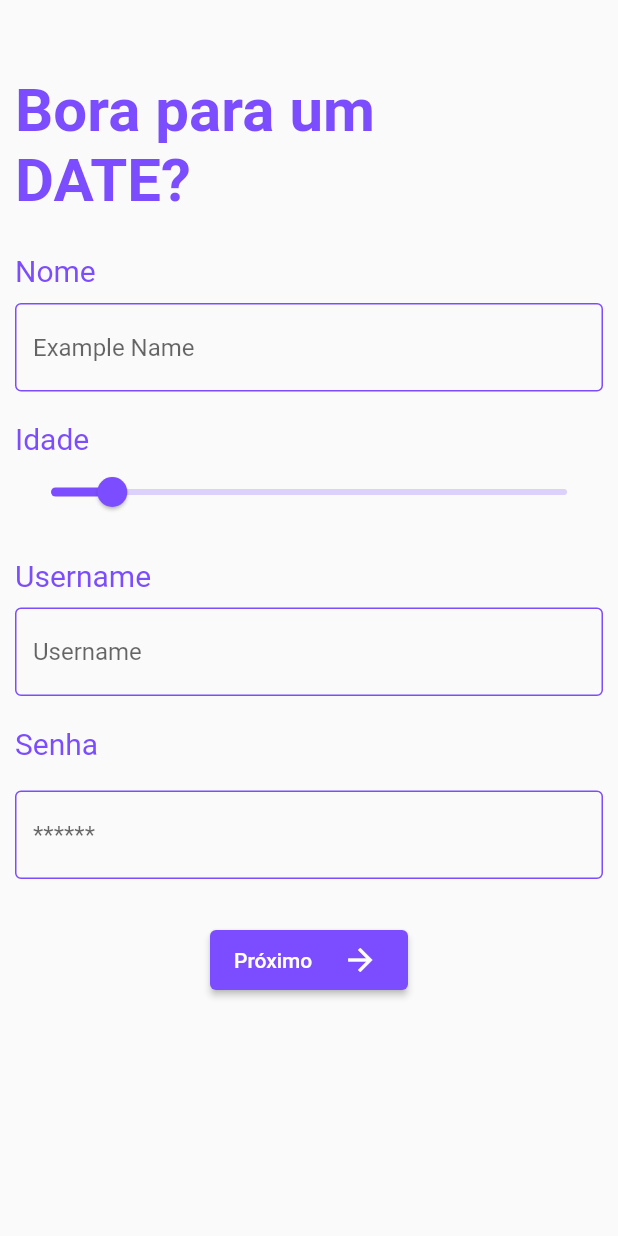
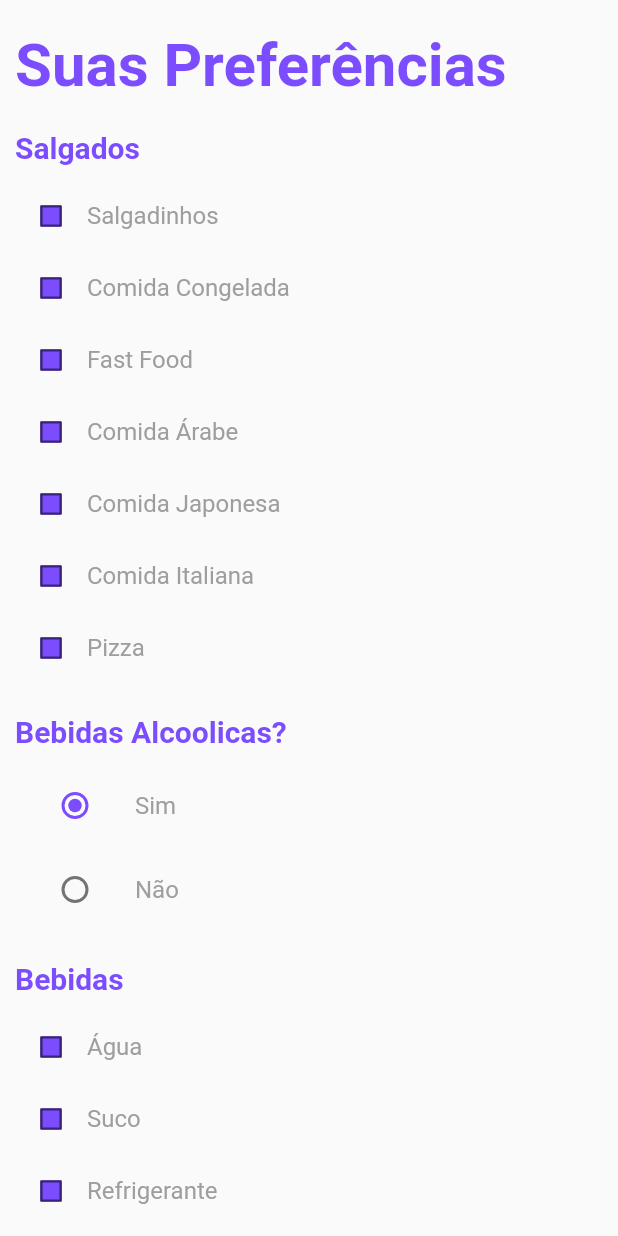
Before and after one commit to joao-vitor-machado/date-ideas-app, a Flutter app: the screen it shows after launch, on a phone screen of 412 x 824 dp. Run offline on Flutter 3.47's test engine with Material 2 defaults, Android fonts, the phone set to English and light mode, and no system bars; our stand-ins replace bloc.

Commit message:
TelaPreferencias Finalizada

```diff
--- /dev/null
+++ b/lib/bloc/radio_button_bloc.dart
@@ -0,0 +1,19 @@
+import 'package:bloc/bloc.dart';
+
+class RadioButtonBloc extends Bloc<RadioButtonEvent, RadioButtonState> {
+  RadioButtonBloc(RadioButtonState initialState) : super(initialState) {
+    on<Disabled>((event, emit) => emit(RadioButtonState(estado: false)));
+    on<Enabled>((event, emit) => emit(RadioButtonState(estado: true)));
+  }
+}
+
+class RadioButtonState {
+  bool estado;
+  RadioButtonState({this.estado = false});
+}
+
+abstract class RadioButtonEvent {}
+
+class Disabled extends RadioButtonEvent {}
+
+class Enabled extends RadioButtonEvent {}
--- a/lib/main.dart
+++ b/lib/main.dart
@@ -1,6 +1,7 @@
 import 'package:flutter/material.dart';
 import 'package:trabalho_fibal_mob_2022/view/login_screen.dart';
 import 'view/cadastro_screen.dart';
+import 'view/preferencias_screen.dart';
 
 void main() {
   runApp(const MyApp());
@@ -14,10 +15,11 @@ class MyApp extends StatelessWidget {
   @override
   Widget build(BuildContext context) {
     return MaterialApp(
-      initialRoute: "/cadastro",
+      initialRoute: "/preferencias",
       routes: {
         LoginScreen.route: (context) => const LoginScreen(),
         CadastroScreen.route: (context) => CadastroScreen(),
+        PreferenciasScreen.route: (context) => PreferenciasScreen(),
       },
       title: 'Flutter Demo',
       theme: tema.copyWith(
--- /dev/null
+++ b/lib/view/preferencias_screen.dart
@@ -0,0 +1,413 @@
+import 'package:flutter/material.dart';
+//import 'package:flutter_bloc/flutter_bloc.dart';
+import 'package:trabalho_fibal_mob_2022/widgets/checkbox_widget.dart';
+import 'package:trabalho_fibal_mob_2022/widgets/radio_button_widget.dart';
+import 'package:trabalho_fibal_mob_2022/widgets/drop_down_widget.dart';
+//import 'package:trabalho_fibal_mob_2022/bloc/radio_button_bloc.dart';
+
+class PreferenciasScreen extends StatelessWidget {
+  static const route = "/preferencias";
+
+  final GlobalKey<FormState> formKey = GlobalKey<FormState>();
+
+  PreferenciasScreen({Key? key}) : super(key: key);
+
+  final CheckBox checkBox = const CheckBox();
+  final RadioButton radioButton1 = RadioButton();
+  final RadioButton radioButton2 = RadioButton();
+  final DropDown dropDown = const DropDown();
+  //final RadioButtonBloc radioButtonBloc = RadioButtonBloc(RadioButtonState());
+
+  @override
+  Widget build(BuildContext context) {
+    //RadioButtonBloc bloc = BlocProvider.of<RadioButtonBloc>(context);
+
+    return Scaffold(
+      body: Container(
+          padding: const EdgeInsets.fromLTRB(10, 20, 10, 0),
+          child: ListView(children: [
+            Container(
+                child: const Text(
+              "Suas Preferências",
+              style: TextStyle(
+                  fontWeight: FontWeight.bold,
+                  fontSize: 40,
+                  color: Colors.deepPurpleAccent),
+            )),
+            const SizedBox(
+              height: 20,
+            ),
+            Container(
+                child: const Text("Salgados",
+                    style: TextStyle(
+                        fontWeight: FontWeight.bold,
+                        fontSize: 20,
+                        color: Colors.deepPurpleAccent))),
+            const SizedBox(
+              height: 10,
+            ),
+            Container(
+              child: Column(
+                children: [
+                  Row(
+                    children: [
+                      Transform.scale(scale: 0.8, child: checkBox),
+                      const Text("Salgadinhos",
+                          style: TextStyle(fontSize: 16, color: Colors.grey)),
+                    ],
+                  ),
+                  Row(
+                    children: [
+                      Transform.scale(scale: 0.8, child: checkBox),
+                      const Text("Comida Congelada",
+                          style: TextStyle(fontSize: 16, color: Colors.grey)),
+                    ],
+                  ),
+                  Row(
+                    children: [
+                      Transform.scale(scale: 0.8, child: checkBox),
+                      const Text("Fast Food",
+                          style: TextStyle(fontSize: 16, color: Colors.grey)),
+                    ],
+                  ),
+                  Row(
+                    children: [
+                      Transform.scale(scale: 0.8, child: checkBox),
+                      const Text("Comida Árabe",
+                          style: TextStyle(fontSize: 16, color: Colors.grey)),
+                    ],
+                  ),
+                  Row(
+                    children: [
+                      Transform.scale(scale: 0.8, child: checkBox),
+                      const Text("Comida Japonesa",
+                          style: TextStyle(fontSize: 16, color: Colors.grey)),
+                    ],
+                  ),
+                  Row(
+                    children: [
+                      Transform.scale(scale: 0.8, child: checkBox),
+                      const Text("Comida Italiana",
+                          style: TextStyle(fontSize: 16, color: Colors.grey)),
+                    ],
+                  ),
+                  Row(
+                    children: [
+                      Transform.scale(scale: 0.8, child: checkBox),
+                      const Text("Pizza",
+                          style: TextStyle(fontSize: 16, color: Colors.grey)),
+                    ],
+                  ),
+                ],
+              ),
+            ),
+            const SizedBox(
+              height: 20,
+            ),
+            Container(
+              child: const Text("Bebidas Alcoolicas?",
+                  style: TextStyle(
+                      fontWeight: FontWeight.bold,
+                      fontSize: 20,
+                      color: Colors.deepPurpleAccent)),
+            ),
+            const SizedBox(
+              height: 10,
+            ),
+            Container(
+              child: radioButton1,
+            ),
+            /*Radio(
+              value: true,
+              groupValue: radioButton.alcohol,
+              onChanged: (value) {
+                if (value == true) {
+                  bloc.add(Enabled());
+                } else {
+                  bloc.add(Disabled());
+                }
+              },
+            ),*/
+            const SizedBox(
+              height: 20,
+            ),
+            Container(
+                child: const Text("Bebidas",
+                    style: TextStyle(
+                        fontWeight: FontWeight.bold,
+                        fontSize: 20,
+                        color: Colors.deepPurpleAccent))),
+            const SizedBox(
+              height: 10,
+            ),
+            Container(
+              child: Column(
+                children: [
+                  Row(
+                    children: [
+                      Transform.scale(scale: 0.8, child: checkBox),
+                      const Text("Água",
+                          style: TextStyle(fontSize: 16, color: Colors.grey)),
+                    ],
+                  ),
+                  Row(
+                    children: [
+                      Transform.scale(scale: 0.8, child: checkBox),
+                      const Text("Suco",
+                          style: TextStyle(fontSize: 16, color: Colors.grey)),
+                    ],
+                  ),
+                  Row(
+                    children: [
+                      Transform.scale(scale: 0.8, child: checkBox),
+                      const Text("Refrigerante",
+                          style: TextStyle(fontSize: 16, color: Colors.grey)),
+                    ],
+                  ),
+                  //bebidas alcoolicas aqui
+                  /*BlocBuilder<RadioButtonBloc, RadioButtonState>(
+                      builder: (context, state) {
+                    RadioButtonBloc bloc =
+                        BlocProvider.of<RadioButtonBloc>(context);
+                    return radioButton.alcohol == Alcohol.sim
+                        ? enableCheckBox()
+                        : const SizedBox(
+                            height: 20,
+                          );
+                    /*Radio(
+                      value: true,
+                      groupValue: radioButton.alcohol,
+                      onChanged: (value) {
+                        if (value == true) {
+                          bloc.add(Enabled());
+                        } else {
+                          bloc.add(Disabled());
+                        }
+                      },
+                    );*/
+                  }),*/
+                ],
+              ),
+            ),
+            const SizedBox(
+              height: 20,
+            ),
+            Container(
+                child: const Text("Doces",
+                    style: TextStyle(
+                        fontWeight: FontWeight.bold,
+                        fontSize: 20,
+                        color: Colors.deepPurpleAccent))),
+            const SizedBox(
+              height: 10,
+            ),
+            Container(
+              child: Column(
+                children: [
+                  Row(
+                    children: [
+                      Transform.scale(scale: 0.8, child: checkBox),
+                      const Text("Chocolate",
+                          style: TextStyle(fontSize: 16, color: Colors.grey)),
+                    ],
+                  ),
+                  Row(
+                    children: [
+                      Transform.scale(scale: 0.8, child: checkBox),
+                      const Text("Sorvete",
+                          style: TextStyle(fontSize: 16, color: Colors.grey)),
+                    ],
+                  ),
+                  Row(
+                    children: [
+                      Transform.scale(scale: 0.8, child: checkBox),
+                      const Text("Brownie",
+                          style: TextStyle(fontSize: 16, color: Colors.grey)),
+                    ],
+                  ),
+                  Row(
+                    children: [
+                      Transform.scale(scale: 0.8, child: checkBox),
+                      const Text("Cookie",
+                          style: TextStyle(fontSize: 16, color: Colors.grey)),
+                    ],
+                  ),
+                  Row(
+                    children: [
+                      Transform.scale(scale: 0.8, child: checkBox),
+                      const Text("Açaí",
+                          style: TextStyle(fontSize: 16, color: Colors.grey)),
+                    ],
+                  ),
+                  Row(
+                    children: [
+                      Transform.scale(scale: 0.8, child: checkBox),
+                      const Text("Bolo",
+                          style: TextStyle(fontSize: 16, color: Colors.grey)),
+                    ],
+                  ),
+                ],
+              ),
+            ),
+            const SizedBox(
+              height: 20,
+            ),
+            Container(
+                child: const Text("Atividades",
+                    style: TextStyle(
+                        fontWeight: FontWeight.bold,
+                        fontSize: 20,
+                        color: Colors.deepPurpleAccent))),
+            const SizedBox(
+              height: 10,
+            ),
+            Container(
+              child: Column(
+                children: [
+                  Row(
+                    children: [
+                      Transform.scale(scale: 0.8, child: checkBox),
+                      const Text("Ver Filmes",
+                          style: TextStyle(fontSize: 16, color: Colors.grey)),
+                    ],
+                  ),
+                  Row(
+                    children: [
+                      Transform.scale(scale: 0.8, child: checkBox),
+                      const Text("Ver Séries",
+                          style: TextStyle(fontSize: 16, color: Colors.grey)),
+                    ],
+                  ),
+                  Row(
+                    children: [
+                      Transform.scale(scale: 0.8, child: checkBox),
+                      const Text("Ver Animes",
+                          style: TextStyle(fontSize: 16, color: Colors.grey)),
+                    ],
+                  ),
+                  Row(
+                    children: [
+                      Transform.scale(scale: 0.8, child: checkBox),
+                      const Text("Passear no Parque",
+                          style: TextStyle(fontSize: 16, color: Colors.grey)),
+                    ],
+                  ),
+                  Row(
+                    children: [
+                      Transform.scale(scale: 0.8, child: checkBox),
+                      const Text("Fazer Compras",
+                          style: TextStyle(fontSize: 16, color: Colors.grey)),
+                    ],
+                  ),
+                  Row(
+                    children: [
+                      Transform.scale(scale: 0.8, child: checkBox),
+                      const Text("Ir ao Cinema",
+                          style: TextStyle(fontSize: 16, color: Colors.grey)),
+                    ],
+                  ),
+                ],
+              ),
+            ),
+            const SizedBox(
+              height: 20,
+            ),
+            Container(
+                child: const Text("Escolher Gênero?",
+                    style: TextStyle(
+                        fontWeight: FontWeight.bold,
+                        fontSize: 20,
+                        color: Colors.deepPurpleAccent))),
+            const SizedBox(
+              height: 10,
+            ),
+            Container(
+              child: radioButton2,
+            ),
+            const SizedBox(
+              height: 20,
+            ),
+            Container(
+                child: const Text("Gêneros Favoritos",
+                    style: TextStyle(
+                        fontWeight: FontWeight.bold,
+                        fontSize: 20,
+                        color: Colors.deepPurpleAccent))),
+            const SizedBox(
+              height: 10,
+            ),
+            Container(
+              child: dropDown,
+            ),
+            const SizedBox(
+              height: 20,
+            ),
+            submitButton(),
+            const SizedBox(
+              height: 20,
+            ),
+          ])),
+    );
+  }
+
+  Widget enableCheckBox() {
+    return Column(
+      children: [
+        Row(
+          children: [
+            Transform.scale(scale: 0.8, child: checkBox),
+            const Text("Cerveja",
+                style: TextStyle(fontSize: 16, color: Colors.grey)),
+          ],
+        ),
+        Row(
+          children: [
+            Transform.scale(scale: 0.8, child: checkBox),
+            const Text("Whisky",
+                style: TextStyle(fontSize: 16, color: Colors.grey)),
+          ],
+        ),
+        Row(
+          children: [
+            Transform.scale(scale: 0.8, child: checkBox),
+            const Text("Vinho",
+                style: TextStyle(fontSize: 16, color: Colors.grey)),
+          ],
+        ),
+        const SizedBox(
+          height: 20,
+        ),
+      ],
+    );
+  }
+
+  Widget submitButton() {
+    return ElevatedButton(
+      child: Container(
+        child: Row(
+          children: const [
+            Text(
+              "Cadastrar",
+              textAlign: TextAlign.center,
+            ),
+            SizedBox(
+              width: 20,
+            ),
+            Align(
+              alignment: Alignment.topCenter,
+              child: Icon(
+                Icons.arrow_forward,
+                color: Colors.white,
+              ),
+            ),
+          ],
+        ),
+      ),
+      onPressed: () {
+        if (formKey.currentState!.validate()) {
+          formKey.currentState!.save();
+        }
+      },
+    );
+  }
+}
--- /dev/null
+++ b/lib/widgets/checkbox_widget.dart
@@ -0,0 +1,37 @@
+import 'package:flutter/material.dart';
+
+class CheckBox extends StatefulWidget {
+  const CheckBox({Key? key}) : super(key: key);
+
+  @override
+  State<StatefulWidget> createState() {
+    return CheckBoxState();
+  }
+}
+
+class CheckBoxState extends State<CheckBox> {
+  bool isChecked = false;
+
+  @override
+  Widget build(BuildContext context) {
+    Color getColor(Set<MaterialState> states) {
+      const Set<MaterialState> interactiveStates = <MaterialState>{
+        MaterialState.pressed,
+        MaterialState.hovered,
+        MaterialState.focused,
+      };
+      if (states.any(interactiveStates.contains)) {
+        return Colors.grey;
+      }
+      return Colors.deepPurpleAccent;
+    }
+
+    return Checkbox(
+      fillColor: MaterialStateProperty.resolveWith(getColor),
+      value: isChecked,
+      onChanged: (bool? value) {
+        setState(() => isChecked = value!);
+      },
+    );
+  }
+}
--- /dev/null
+++ b/lib/widgets/drop_down_widget.dart
@@ -0,0 +1,116 @@
+import 'package:flutter/material.dart';
+
+class DropDown extends StatefulWidget {
+  const DropDown({Key? key}) : super(key: key);
+
+  @override
+  State<StatefulWidget> createState() {
+    return DropDownState();
+  }
+}
+
+class DropDownState extends State<DropDown> {
+  String dropDownValue1 = 'Terror';
+  String dropDownValue2 = 'Terror';
+  String dropDownValue3 = 'Terror';
+
+  @override
+  Widget build(BuildContext context) {
+    return Container(
+      child: Row(
+        children: [
+          Container(
+            padding: const EdgeInsets.fromLTRB(5, 0, 5, 0),
+            decoration: BoxDecoration(
+              borderRadius: BorderRadius.circular(10.0),
+              border: Border.all(
+                  color: Colors.deepPurpleAccent,
+                  style: BorderStyle.solid,
+                  width: 0.50),
+            ),
+            child: DropdownButton<String>(
+              value: dropDownValue1,
+              icon: const Icon(Icons.expand_more),
+              elevation: 16,
+              style: const TextStyle(fontSize: 15, color: Colors.grey),
+              onChanged: (String? newValue) {
+                setState(() {
+                  dropDownValue1 = newValue!;
+                });
+              },
+              items: <String>['Terror', 'Romance', 'Comédia', 'Ação']
+                  .map<DropdownMenuItem<String>>((String value) {
+                return DropdownMenuItem<String>(
+                  value: value,
+                  child: Text(value),
+                );
+              }).toList(),
+            ),
+          ),
+          const SizedBox(
+            width: 10,
+          ),
+          Container(
+            padding: const EdgeInsets.fromLTRB(5, 0, 5, 0),
+            decoration: BoxDecoration(
+              borderRadius: BorderRadius.circular(10.0),
+              border: Border.all(
+                  color: Colors.deepPurpleAccent,
+                  style: BorderStyle.solid,
+                  width: 0.50),
+            ),
+            child: DropdownButton<String>(
+              value: dropDownValue2,
+              icon: const Icon(Icons.expand_more),
+              elevation: 16,
+              style: const TextStyle(fontSize: 15, color: Colors.grey),
+              onChanged: (String? newValue) {
+                setState(() {
+                  dropDownValue2 = newValue!;
+                });
+              },
+              items: <String>['Terror', 'Romance', 'Comédia', 'Ação']
+                  .map<DropdownMenuItem<String>>((String value) {
+                return DropdownMenuItem<String>(
+                  value: value,
+                  child: Text(value),
+                );
+              }).toList(),
+            ),
+          ),
+          const SizedBox(
+            width: 10,
+          ),
+          Container(
+            padding: const EdgeInsets.fromLTRB(5, 0, 5, 0),
+            decoration: BoxDecoration(
+              borderRadius: BorderRadius.circular(10.0),
+              border: Border.all(
+                  color: Colors.deepPurpleAccent,
+                  style: BorderStyle.solid,
+                  width: 0.50),
+            ),
+            child: DropdownButton<String>(
+              value: dropDownValue3,
+              icon: const Icon(Icons.expand_more),
+              elevation: 16,
+              style: const TextStyle(fontSize: 15, color: Colors.grey),
+              onChanged: (String? newValue) {
+                setState(() {
+                  dropDownValue3 = newValue!;
+                });
+              },
+              items: <String>['Terror', 'Romance', 'Comédia', 'Ação']
+                  .map<DropdownMenuItem<String>>((String value) {
+                return DropdownMenuItem<String>(
+                  value: value,
+                  child: Text(value),
+                );
+              }).toList(),
+            ),
+          ),
+        ],
+      ),
+    );
+  }
+}
--- /dev/null
+++ b/lib/widgets/radio_button_widget.dart
@@ -0,0 +1,55 @@
+import 'package:flutter/material.dart';
+
+class RadioButton extends StatefulWidget {
+  RadioButton({Key? key}) : super(key: key);
+
+  Alcohol? _alcohol = Alcohol.sim;
+  get alcohol => _alcohol;
+
+  @override
+  State<StatefulWidget> createState() {
+    return RadioButtonState();
+  }
+}
+
+enum Alcohol { sim, nao }
+
+class RadioButtonState extends State<RadioButton> {
+  //Alcohol? _alcohol = Alcohol.sim;
+
+  @override
+  Widget build(BuildContext context) {
+    return Column(
+      children: <Widget>[
+        ListTile(
+          title: const Text('Sim',
+              style: TextStyle(fontSize: 16, color: Colors.grey)),
+          leading: Radio<Alcohol>(
+            activeColor: Colors.deepPurpleAccent,
+            value: Alcohol.sim,
+            groupValue: widget.alcohol,
+            onChanged: (Alcohol? value) {
+              setState(() {
+                widget._alcohol = value;
+              });
+            },
+          ),
+        ),
+        ListTile(
+          title: const Text('Não',
+              style: TextStyle(fontSize: 16, color: Colors.grey)),
+          leading: Radio<Alcohol>(
+            activeColor: Colors.deepPurpleAccent,
+            value: Alcohol.nao,
+            groupValue: widget.alcohol,
+            onChanged: (Alcohol? value) {
+              setState(() {
+                widget._alcohol = value;
+              });
+            },
+          ),
+        ),
+      ],
+    );
+  }
+}
--- a/pubspec.yaml
+++ b/pubspec.yaml
@@ -34,6 +34,7 @@ dependencies:
   # The following adds the Cupertino Icons font to your application.
   # Use with the CupertinoIcons class for iOS style icons.
   cupertino_icons: ^1.0.2
+  flutter_bloc: ^8.0.1
 
 dev_dependencies:
   flutter_test:
```
Also changed, not shown: pubspec.lock.
